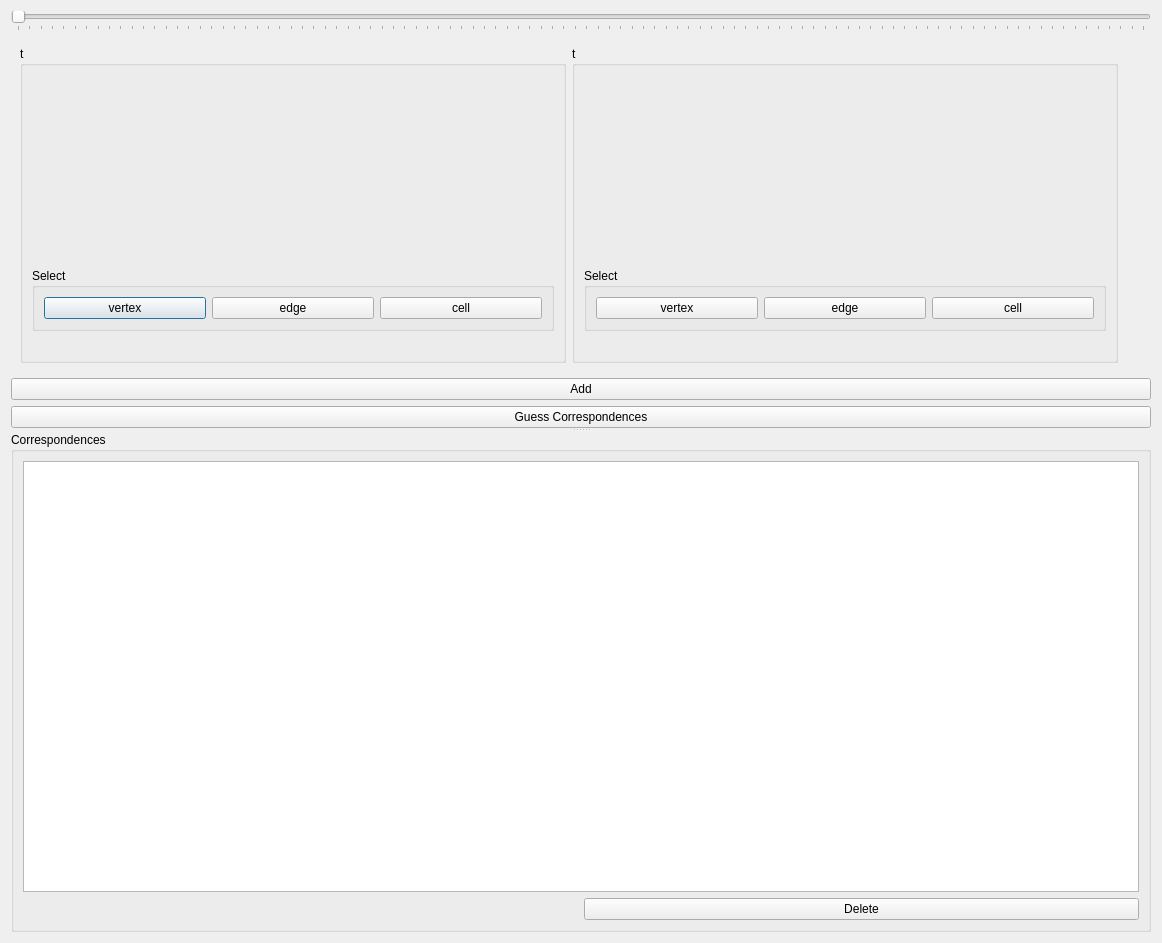
Before: the Qt Designer form AJTrackingFrame.ui in morganrcu/DrosophilaOmmatidiaExplorer, drawn with Qt 5.
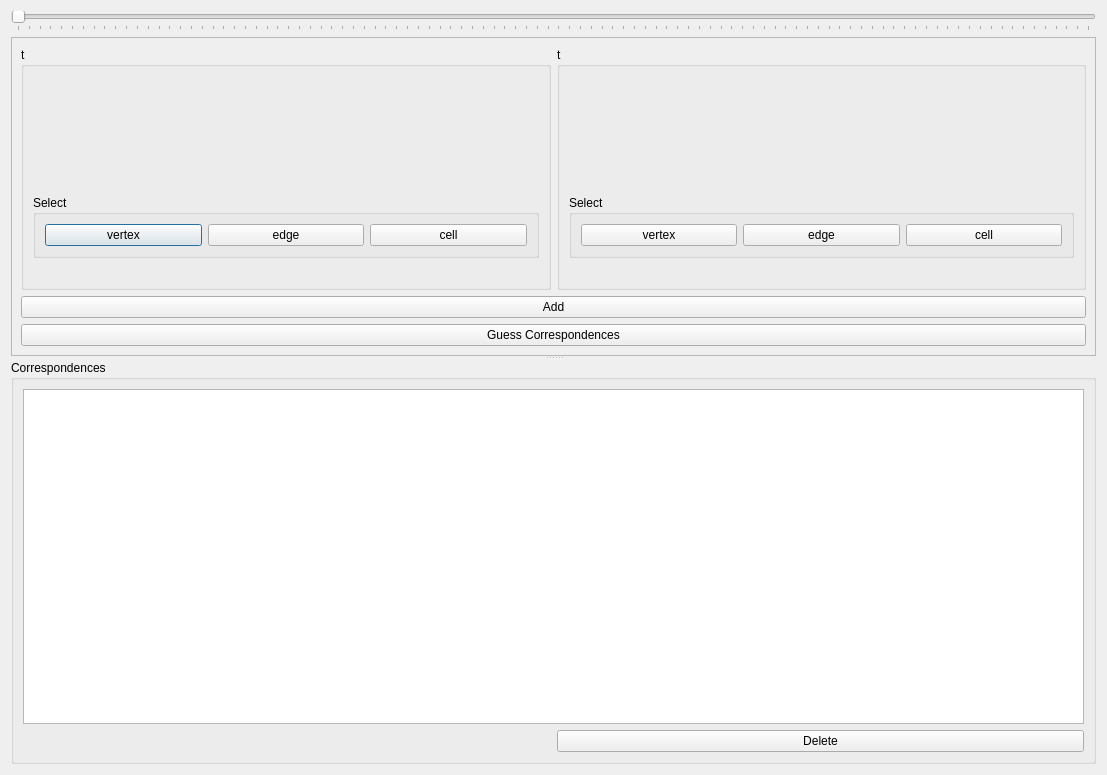
After: the same form once the commit is applied. Custom widgets are drawn as their Qt base class.

Commit message: Keyboard Shortcuts add to validation frame

Diff of the .ui file:
```diff
--- a/AJTrackingFrame.ui
+++ b/AJTrackingFrame.ui
@@ -6,8 +6,8 @@
    <rect>
     <x>0</x>
     <y>0</y>
-    <width>1162</width>
-    <height>943</height>
+    <width>1107</width>
+    <height>775</height>
    </rect>
   </property>
   <property name="windowTitle">
@@ -38,18 +38,15 @@
      <property name="orientation">
       <enum>Qt::Vertical</enum>
      </property>
-     <widget class="QWidget" name="renderingWidget" native="true">
-      <property name="sizePolicy">
-       <sizepolicy hsizetype="Expanding" vsizetype="Expanding">
-        <horstretch>0</horstretch>
-        <verstretch>0</verstretch>
-       </sizepolicy>
+     <widget class="QFrame" name="frame">
+      <property name="frameShape">
+       <enum>QFrame::StyledPanel</enum>
       </property>
-      <layout class="QVBoxLayout" name="verticalLayout_4">
-       <item>
-        <widget class="QWidget" name="widget_3" native="true">
-         <layout class="QHBoxLayout" name="horizontalLayout_3">
-          <item>
+      <property name="frameShadow">
+       <enum>QFrame::Raised</enum>
+      </property>
+      <layout class="QGridLayout" name="gridLayout_3">
+       <item row="0" column="0">
            <widget class="QGroupBox" name="beforeGroupBox">
             <property name="title">
              <string>t</string>
@@ -105,7 +102,7 @@
             </layout>
            </widget>
           </item>
-          <item>
+       <item row="0" column="1">
            <widget class="QGroupBox" name="afterGroupBox">
             <property name="title">
              <string>t</string>
@@ -161,22 +158,14 @@
             </layout>
            </widget>
           </item>
-          <item>
-           <widget class="QWidget" name="widget_2" native="true">
-            <layout class="QVBoxLayout" name="verticalLayout_3"/>
-           </widget>
-          </item>
-         </layout>
-        </widget>
-       </item>
-       <item>
+       <item row="1" column="0" colspan="2">
         <widget class="QPushButton" name="addCorrespondenceButton">
          <property name="text">
           <string>Add</string>
          </property>
         </widget>
        </item>
-       <item>
+       <item row="2" column="0" colspan="2">
         <widget class="QPushButton" name="computeEstimationsButton">
          <property name="text">
           <string>Guess Correspondences</string>
```
Left out of the diff: 50 changed lines with no effect on the pictures. Lines whose indentation alone changed are shown as unchanged. The commit also changes 3 other files.
